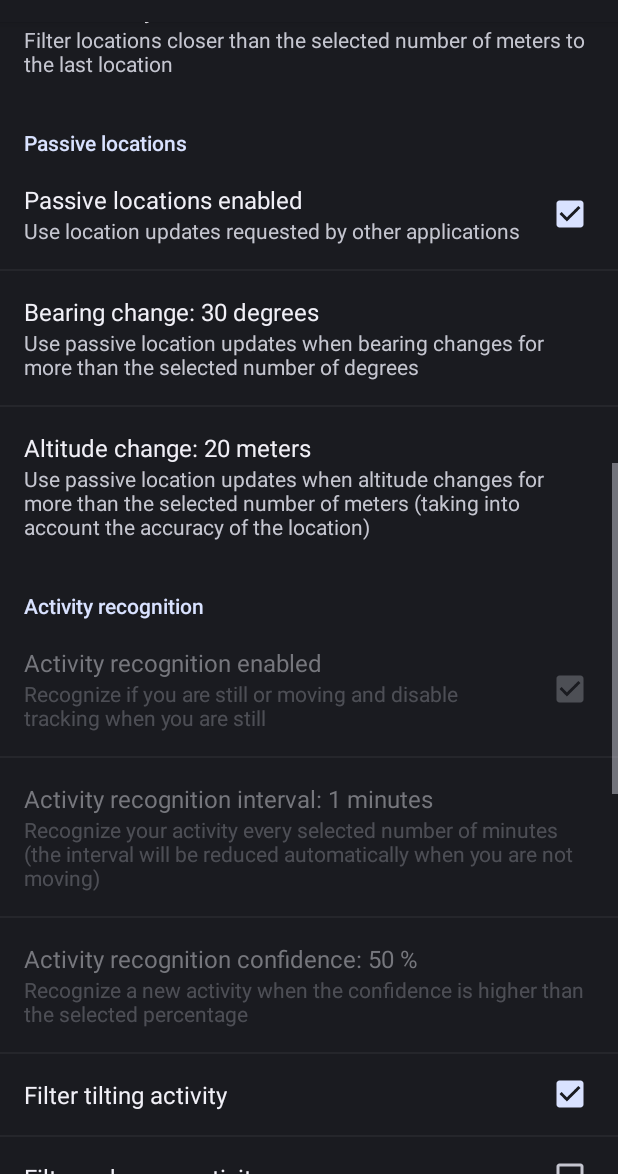
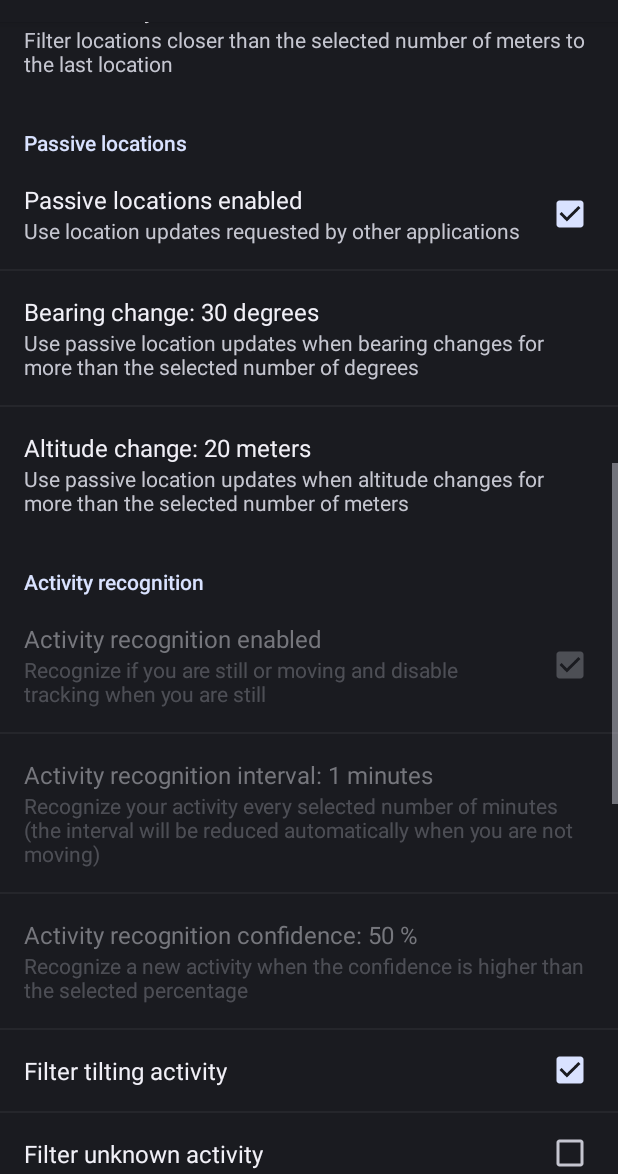
Before and after one commit to M66B/BackPackTrackII, an Android app: the screen it shows after launch (ActivitySettings), scrolled down 1074 dp, on a phone screen of 412 x 824 dp, the part 62-1236 px from its top. Run offline under Robolectric (Android 15) with nearby library versions, the phone set to English and light mode, and no system bars; libraries missing offline, so code that uses them is left out: de.timroes.axmlrpc.

Commit message:
Do not take into account accuracy for altitude changes

```diff
--- a/app/src/main/java/eu/faircode/backpacktrack2/LocationService.java
+++ b/app/src/main/java/eu/faircode/backpacktrack2/LocationService.java
@@ -337,9 +337,7 @@ public class LocationService extends IntentService {
         if (location.hasAltitude()) {
             double pref_altitude_change = Double.parseDouble(prefs.getString(ActivitySettings.PREF_PASSIVE_ALTITUDE, ActivitySettings.DEFAULT_PASSIVE_ALTITUDE));
             double delta = Math.abs(lastLocation.getAltitude() - location.getAltitude());
-            // vertical accuracy ~ 1.5 x horizontal accuracy
-            float accuracy = (lastLocation.getAccuracy() + location.getAccuracy()) * 1.5f / 2;
-            if (!lastLocation.hasAltitude() || delta >= pref_altitude_change + accuracy) {
+            if (!lastLocation.hasAltitude() || delta >= pref_altitude_change) {
                 Log.w(TAG, "Altitude changed to " + location.getAltitude());
                 update = true;
             }
--- a/app/src/main/res/values/strings.xml
+++ b/app/src/main/res/values/strings.xml
@@ -60,7 +60,7 @@
 
     <string name="summary_passive_enabled">Use location updates requested by other applications</string>
     <string name="summary_passive_bearing">Use passive location updates when bearing changes for more than the selected number of degrees</string>
-    <string name="summary_passive_altitude">Use passive location updates when altitude changes for more than the selected number of meters (taking into account the accuracy of the location)</string>
+    <string name="summary_passive_altitude">Use passive location updates when altitude changes for more than the selected number of meters</string>
 
     <string name="summary_recognition_enabled">Recognize if you are still or moving and disable tracking when you are still</string>
     <string name="summary_recognition_interval">Recognize your activity every selected number of minutes (the interval will be reduced automatically when you are not moving)</string>
```
